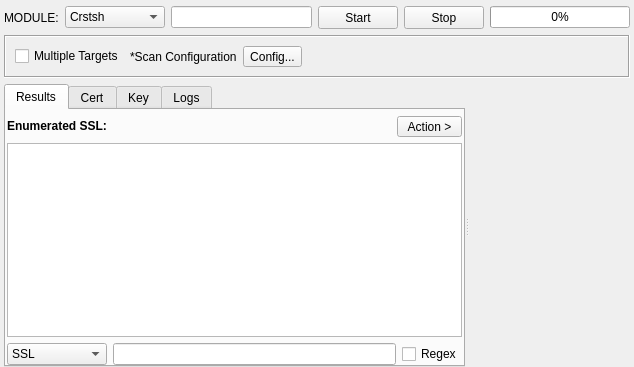
This is sub3suite/src/enums/ssl/SSLEnum.ui in 3nock/OTE as Qt 5 draws it before an edit. The edited form follows.
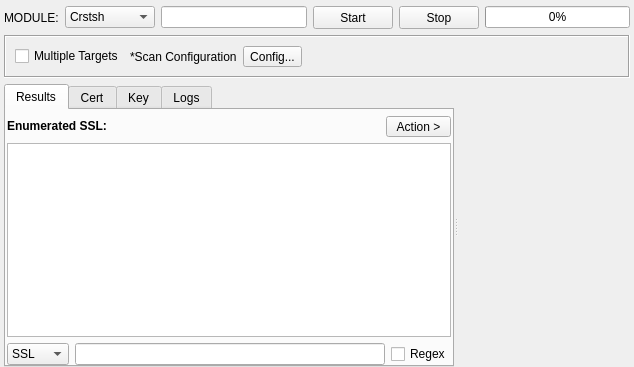
This is the edited form. Custom widgets are drawn as their Qt base class.

Diff of the .ui file:
```diff
--- a/sub3suite/src/enums/ssl/SSLEnum.ui
+++ b/sub3suite/src/enums/ssl/SSLEnum.ui
@@ -39,7 +39,7 @@
       <widget class="QComboBox" name="comboBoxModule">
        <property name="minimumSize">
         <size>
-         <width>100</width>
+         <width>0</width>
          <height>0</height>
         </size>
        </property>
@@ -228,6 +228,12 @@
         </item>
         <item>
          <widget class="QTreeView" name="treeViewResults">
+          <property name="font">
+           <font>
+            <family>MS Shell Dlg 2</family>
+            <pointsize>8</pointsize>
+           </font>
+          </property>
           <property name="contextMenuPolicy">
            <enum>Qt::CustomContextMenu</enum>
           </property>
@@ -260,7 +266,7 @@
            <widget class="QComboBox" name="comboBoxFilter">
             <property name="minimumSize">
              <size>
-              <width>100</width>
+              <width>0</width>
               <height>0</height>
              </size>
             </property>
```
